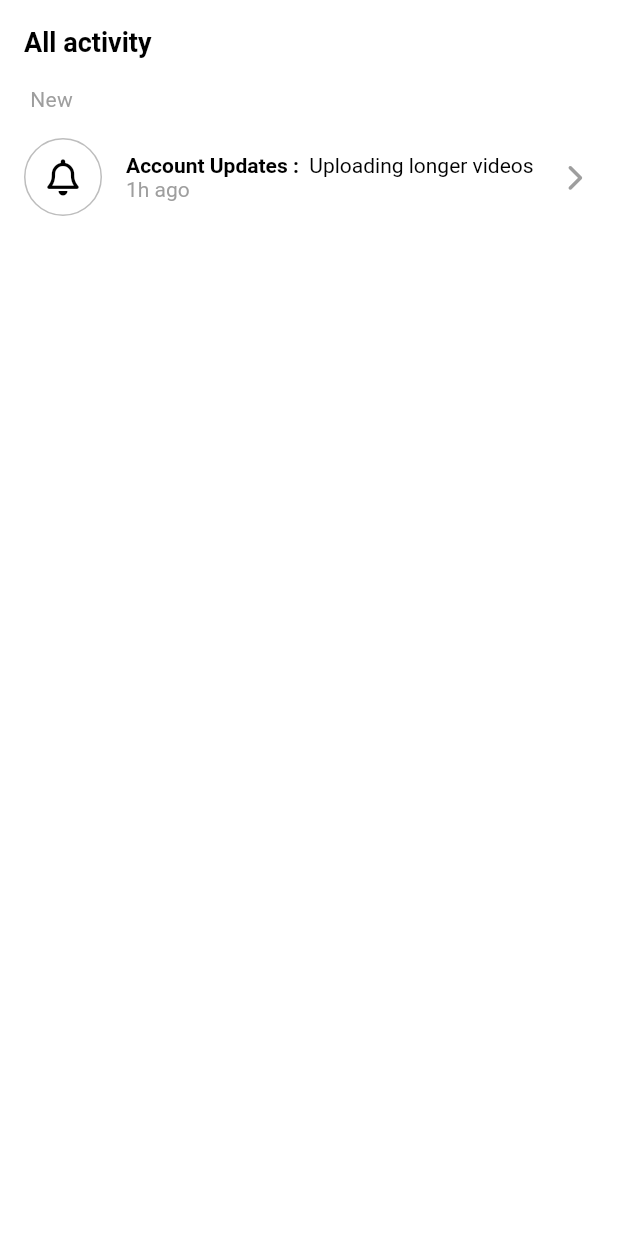
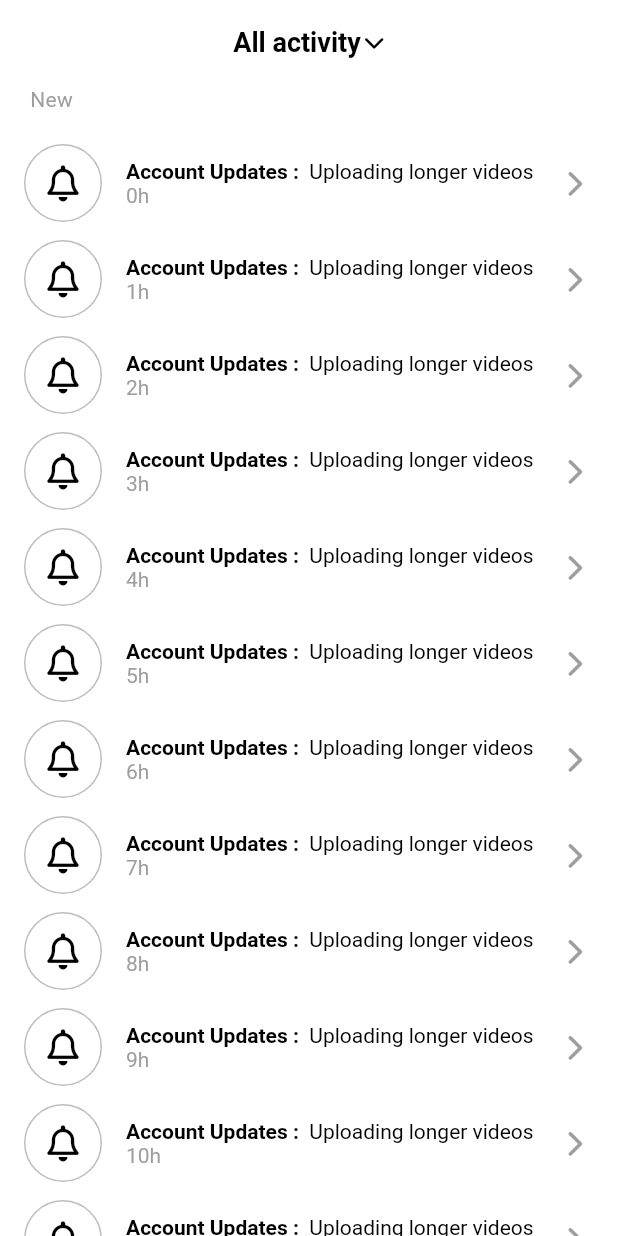
Before and after one commit to leedonghyun1/titok_clone, a Flutter app: the screen it shows after launch, on a phone screen of 412 x 824 dp. Run offline on Flutter 3.47's test engine with Material 3 defaults, Android fonts, the phone set to English and light mode, and no system bars; our stand-ins replace font_awesome_flutter, video_player, visibility_detector.

Commit message:
Add revised_activity_screen(top panel bar animate)

```diff
--- a/lib/features/inbox/activity_screen.dart
+++ b/lib/features/inbox/activity_screen.dart
@@ -4,18 +4,108 @@ import 'package:font_awesome_flutter/font_awesome_flutter.dart';
 import 'package:titok_clone/constants/gaps.dart';
 import 'package:titok_clone/constants/sizes.dart';
 
-class ActivityScreen extends StatelessWidget {
+class ActivityScreen extends StatefulWidget {
   const ActivityScreen({super.key});
+
+  @override
+  State<ActivityScreen> createState() => _ActivityScreenState();
+}
+
+class _ActivityScreenState extends State<ActivityScreen>
+    with SingleTickerProviderStateMixin {
+  final List<Map<String, dynamic>> _tabs = [
+    {
+      "title": "All activity",
+      "icon": FontAwesomeIcons.solidMessage,
+    },
+    {
+      "title": "Likes",
+      "icon": FontAwesomeIcons.solidHeart,
+    },
+    {
+      "title": "Comments",
+      "icon": FontAwesomeIcons.solidComments,
+    },
+    {
+      "title": "Mentions",
+      "icon": FontAwesomeIcons.at,
+    },
+    {
+      "title": "Followers",
+      "icon": FontAwesomeIcons.solidUser,
+    },
+    {
+      "title": "From TikTok",
+      "icon": FontAwesomeIcons.tiktok,
+    }
+  ];
+
+  final List<String> _notifications = List.generate(
+    20,
+    (index) => "${index}h",
+  );
+
+  late final AnimationController _animationController = AnimationController(
+    vsync: this,
+    duration: const Duration(
+      milliseconds: 300,
+    ),
+  );
+
+  late final Animation<double> _arrowAnimation = Tween(
+    begin: 0.0,
+    end: 0.5,
+  ).animate(_animationController);
+
+  late final Animation<Offset> _panelAnimation = Tween(
+    //offset 안 단위는 % 단위라고 생각하면 됨.
+    //0.1 => 10%. 아래 예시는 0은 x 축으로 0% y축으로 100% 움직인다는 뜻
+    begin: const Offset(0, -1.0),
+    end: Offset.zero,
+  ).animate(_animationController);
+
+  void _onDismissed(String notification) {
+    _notifications.remove(notification);
+
+    //setState 시 build 호출
+    setState(() {});
+  }
+
+  void _onTitleTap() {
+    if (_animationController.isCompleted) {
+      _animationController.reverse();
+    } else {
+      _animationController.forward();
+    }
+  }
 
   @override
   Widget build(BuildContext context) {
     return Scaffold(
       appBar: AppBar(
-        title: const Text(
+        title: GestureDetector(
+          onTap: _onTitleTap,
+          child: Row(
+            mainAxisAlignment: MainAxisAlignment.center,
+            children: [
+              const Text(
                 'All activity',
               ),
+              Gaps.h2,
+              RotationTransition(
+                turns: _arrowAnimation,
+                child: const FaIcon(
+                  FontAwesomeIcons.chevronDown,
+                  size: Sizes.size14,
                 ),
-      body: ListView(
+              ),
+            ],
+          ),
+        ),
+      ),
+      body: Stack(
+        children: [
+          ListView(
             padding: const EdgeInsets.symmetric(
               horizontal: 0,
             ),
@@ -33,8 +123,10 @@ class ActivityScreen extends StatelessWidget {
                 ),
               ),
               Gaps.v14,
+              for (var notification in _notifications)
                 Dismissible(
-            key: const Key("x"),
+                  key: Key(notification),
+                  onDismissed: (direction) => _onDismissed(notification),
                   background: Container(
                     alignment: Alignment.centerLeft,
                     color: Colors.green.shade300,
@@ -64,6 +156,7 @@ class ActivityScreen extends StatelessWidget {
                     ),
                   ),
                   child: ListTile(
+                    minVerticalPadding: Sizes.size16,
                     leading: Container(
                       width: Sizes.size52,
                       decoration: BoxDecoration(
@@ -96,7 +189,7 @@ class ActivityScreen extends StatelessWidget {
                             ),
                           ),
                           TextSpan(
-                      text: " 1h ago",
+                            text: " $notification",
                             style: TextStyle(
                               fontWeight: FontWeight.normal,
                               color: Colors.grey.shade500,
@@ -114,6 +207,48 @@ class ActivityScreen extends StatelessWidget {
                 ),
             ],
           ),
+          SlideTransition(
+            position: _panelAnimation,
+            child: Container(
+              decoration: const BoxDecoration(
+                color: Colors.white,
+                borderRadius: BorderRadius.only(
+                  bottomLeft: Radius.circular(
+                    Sizes.size4,
+                  ),
+                  bottomRight: Radius.circular(
+                    Sizes.size4,
+                  ),
+                ),
+              ),
+              child: Column(
+                mainAxisSize: MainAxisSize.min,
+                children: [
+                  for (var tab in _tabs)
+                    ListTile(
+                      title: Row(
+                        children: [
+                          FaIcon(
+                            tab["icon"],
+                            size: Sizes.size16,
+                            color: Colors.black,
+                          ),
+                          Gaps.h16,
+                          Text(
+                            tab["title"],
+                            style: const TextStyle(
+                              fontWeight: FontWeight.bold,
+                            ),
+                          ),
+                        ],
+                      ),
+                    ),
+                ],
+              ),
+            ),
+          ),
+        ],
+      ),
     );
   }
 }
```
Lines whose indentation alone changed are shown as unchanged.
